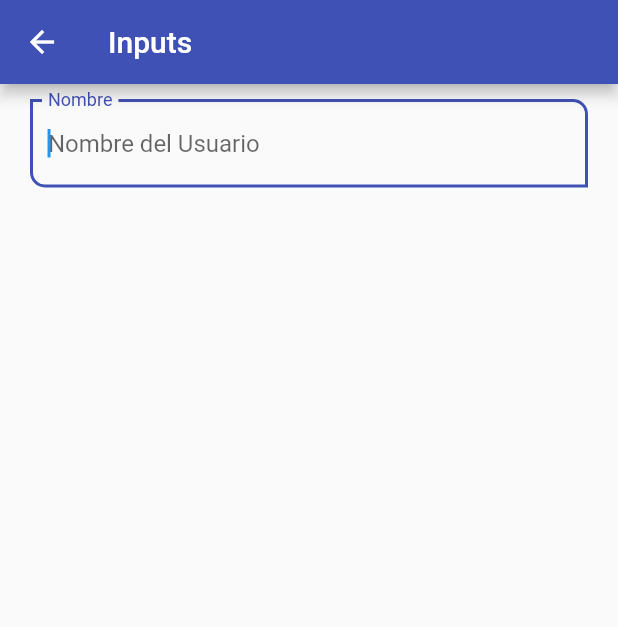
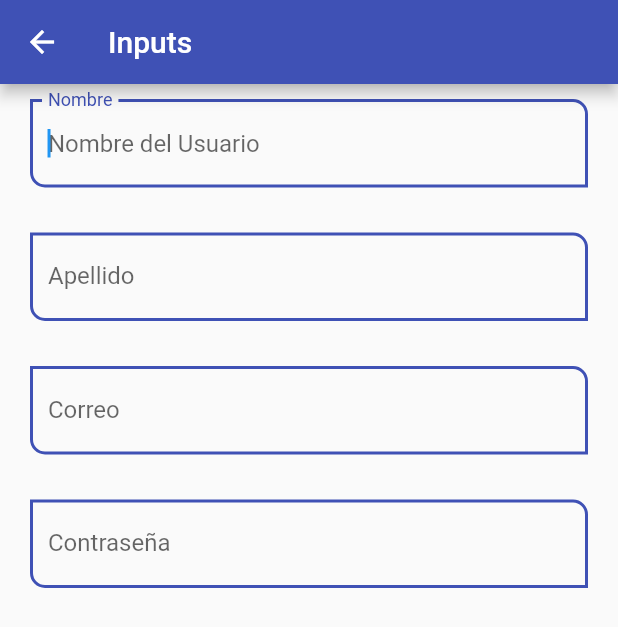
Before and after one commit to joelc24/fl_components, a Flutter app: the InputsScreen screen opened by its route, on a phone screen of 412 x 824 dp. Shown: the top 627 px of the screen. Run offline on Flutter 3.47's test engine with Material 2 defaults, Android fonts, the phone set to English and light mode, and no system bars.

Commit message:
Email y passwordFields

```diff
--- a/lib/screens/inputs_screen.dart
+++ b/lib/screens/inputs_screen.dart
@@ -17,7 +17,17 @@ class InputsScreen extends StatelessWidget {
           child: Column(
             children: const <Widget>[
 
-              CustomInputField(labelText: 'Nombre', hintText: 'Nombre del Usuario')
+              CustomInputField(labelText: 'Nombre', hintText: 'Nombre del Usuario'),
+              SizedBox(height: 30),
+
+              CustomInputField(labelText: 'Apellido', hintText: 'Apellido del Usuario'),
+              SizedBox(height: 30),
+
+              CustomInputField(labelText: 'Correo', hintText: 'Correo del Usuario', keyboardType: TextInputType.emailAddress),
+              SizedBox(height: 30),
+
+              CustomInputField(labelText: 'Contraseña', hintText: 'Contraseña del Usuario', obscureText: true),
+              SizedBox(height: 30),
             ]
           )
         ),
--- a/lib/widgets/custom_input_field.dart
+++ b/lib/widgets/custom_input_field.dart
@@ -7,6 +7,8 @@ class CustomInputField extends StatelessWidget {
   final String? helperText;
   final IconData? icon;
   final IconData? suffixIcon;
+  final TextInputType? keyboardType;
+  final bool obscureText;
 
   const CustomInputField({
     Key? key,
@@ -15,6 +17,8 @@ class CustomInputField extends StatelessWidget {
     this.helperText,
     this.icon,
     this.suffixIcon,
+    this.keyboardType,
+    this.obscureText = false,
   }) : super(key: key);
 
   @override
@@ -23,6 +27,8 @@ class CustomInputField extends StatelessWidget {
       autofocus: true,
       initialValue: '',
       textCapitalization: TextCapitalization.words,
+      keyboardType: keyboardType,
+      obscureText: obscureText,
       onChanged: ( value ){
         print('value $value');
       },
```
